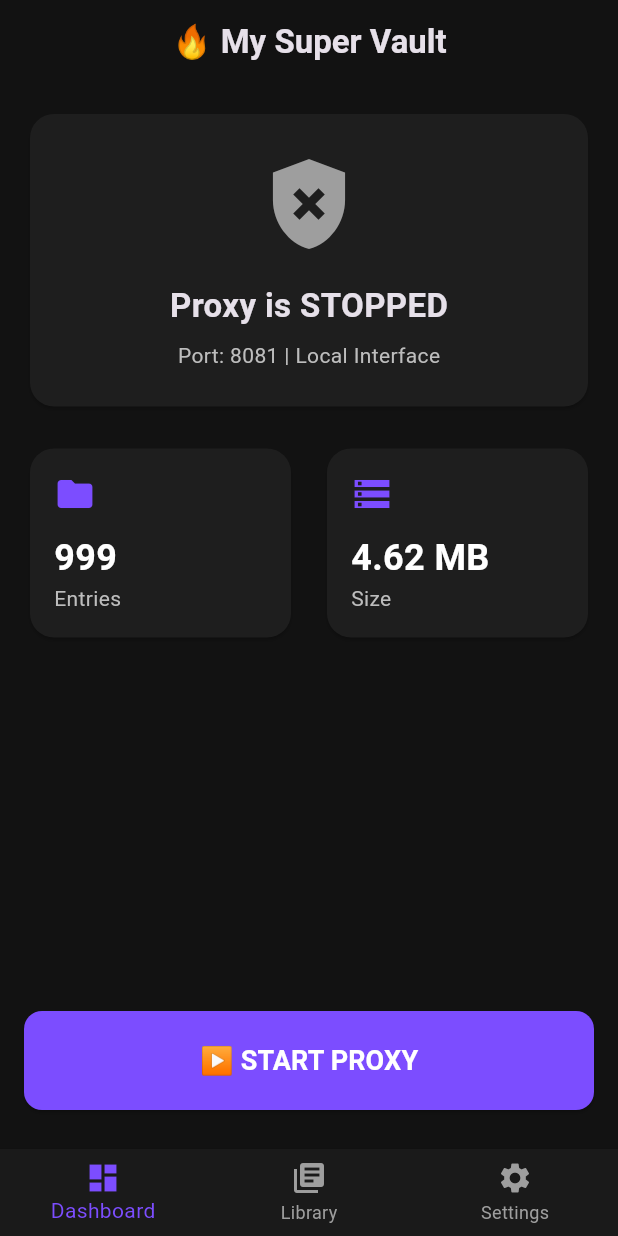
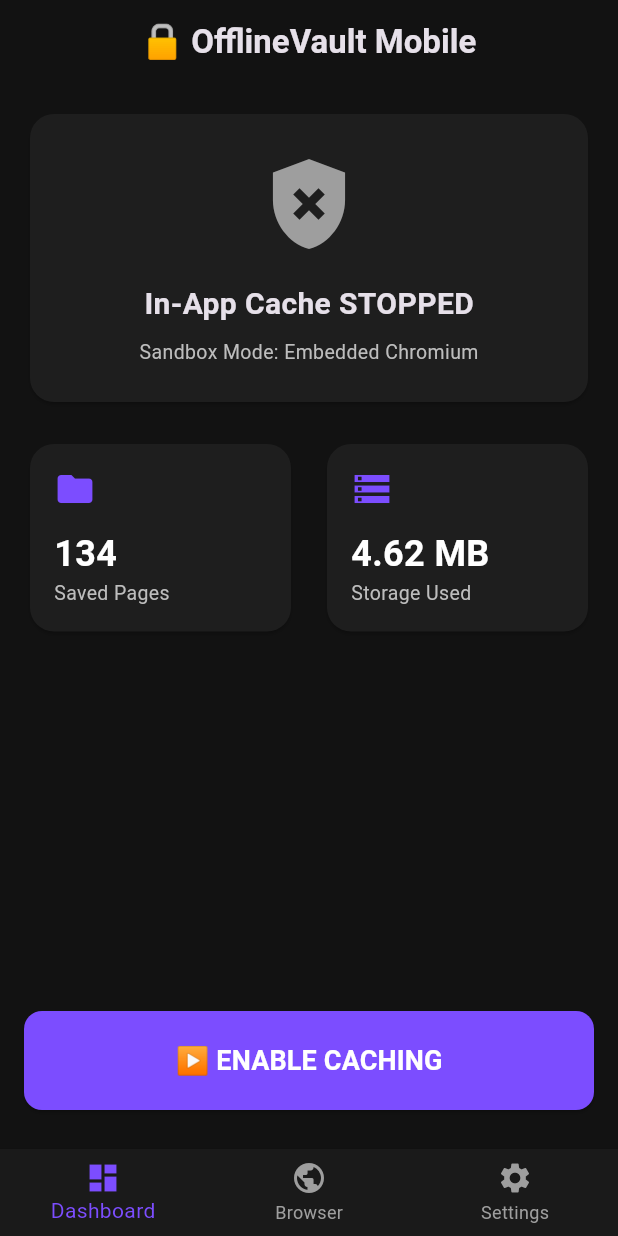
Before and after one commit to Rakshitha-Gouda/offlinevault-mobile, a Flutter app: the screen it shows after launch, on a phone screen of 412 x 824 dp. Run offline on Flutter 3.47's test engine with Material 3 defaults, Android fonts, the phone set to English and light mode, and no system bars; our stand-ins replace webview_flutter.

Commit message:
Day 38: Complete! Integrated webview_flutter and resolved cross-drive Kotlin build errors

```diff
--- a/lib/main.dart
+++ b/lib/main.dart
@@ -1,11 +1,12 @@
 import 'package:flutter/material.dart';
+import 'package:webview_flutter/webview_flutter.dart';
 
 void main() {
   runApp(const OfflineVaultApp());
 }
 
 // ============================================================================
-// THE ROOT APP (Theme Settings)
+// APP ENTRY POINT & THEME
 // ============================================================================
 class OfflineVaultApp extends StatelessWidget {
   const OfflineVaultApp({super.key});
@@ -14,35 +15,34 @@ class OfflineVaultApp extends StatelessWidget {
   Widget build(BuildContext context) {
     return MaterialApp(
       title: 'OfflineVault',
-      debugShowCheckedModeBanner: false, // Hides the red "DEBUG" banner
+      debugShowCheckedModeBanner: false,
       theme: ThemeData(
         brightness: Brightness.dark,
         primaryColor: Colors.deepPurpleAccent,
-        scaffoldBackgroundColor: const Color(0xFF121212), // Deep dark mode background
+        scaffoldBackgroundColor: const Color(0xFF121212),
         useMaterial3: true,
       ),
-      home: const DashboardScreen(),
+      home: const MainNavigationScreen(),
     );
   }
 }
 
 // ============================================================================
-// THE DASHBOARD SCREEN (Stateful = it can change and update!)
+// NAVIGATION SHELL (Tabs: Dashboard, Browser, Settings)
 // ============================================================================
-class DashboardScreen extends StatefulWidget {
-  const DashboardScreen({super.key});
+class MainNavigationScreen extends StatefulWidget {
+  const MainNavigationScreen({super.key});
 
   @override
-  State<DashboardScreen> createState() => _DashboardScreenState();
+  State<MainNavigationScreen> createState() => _MainNavigationScreenState();
 }
 
-class _DashboardScreenState extends State<DashboardScreen> {
-  // These are our variables holding the state of the app
+class _MainNavigationScreenState extends State<MainNavigationScreen> {
+  int _currentIndex = 0;
   bool isProxyRunning = false;
-  int cachedEntries = 999;
+  int cachedEntries = 134;
   String totalSize = "4.62 MB";
 
-  // This function runs when we tap the giant start button
   void toggleProxy() {
     setState(() {
       isProxyRunning = !isProxyRunning;
@@ -51,9 +51,51 @@ class _DashboardScreenState extends State<DashboardScreen> {
 
   @override
   Widget build(BuildContext context) {
+    // 3 Tab Screens
+    final List<Widget> screens = [
+      _buildDashboardTab(),
+      const OfflineBrowserScreen(),
+      _buildSettingsTab(),
+    ];
+
+    return Scaffold(
+      body: IndexedStack(
+        index: _currentIndex,
+        children: screens,
+      ),
+      bottomNavigationBar: BottomNavigationBar(
+        backgroundColor: const Color(0xFF1A1A1A),
+        selectedItemColor: Colors.deepPurpleAccent,
+        unselectedItemColor: Colors.grey,
+        currentIndex: _currentIndex,
+        onTap: (index) {
+          setState(() {
+            _currentIndex = index;
+          });
+        },
+        items: const [
+          BottomNavigationBarItem(
+            icon: Icon(Icons.dashboard),
+            label: "Dashboard",
+          ),
+          BottomNavigationBarItem(
+            icon: Icon(Icons.public),
+            label: "Browser",
+          ),
+          BottomNavigationBarItem(
+            icon: Icon(Icons.settings),
+            label: "Settings",
+          ),
+        ],
+      ),
+    );
+  }
+
+  // --- TAB 1: DASHBOARD ---
+  Widget _buildDashboardTab() {
     return Scaffold(
       appBar: AppBar(
-        title: const Text('🔥 My Super Vault', style: TextStyle(fontWeight: FontWeight.bold)),
+        title: const Text('🔒 OfflineVault Mobile', style: TextStyle(fontWeight: FontWeight.bold)),
         backgroundColor: Colors.transparent,
         elevation: 0,
         centerTitle: true,
@@ -63,8 +105,6 @@ class _DashboardScreenState extends State<DashboardScreen> {
         child: Column(
           crossAxisAlignment: CrossAxisAlignment.stretch,
           children: [
-
-            // --- 1. THE STATUS CARD ---
             Card(
               color: const Color(0xFF1E1E1E),
               shape: RoundedRectangleBorder(borderRadius: BorderRadius.circular(16)),
@@ -79,32 +119,27 @@ class _DashboardScreenState extends State<DashboardScreen> {
                     ),
                     const SizedBox(height: 16),
                     Text(
-                      isProxyRunning ? "Proxy is ACTIVE" : "Proxy is STOPPED",
-                      style: const TextStyle(fontSize: 22, fontWeight: FontWeight.bold),
+                      isProxyRunning ? "In-App Cache ACTIVE" : "In-App Cache STOPPED",
+                      style: const TextStyle(fontSize: 20, fontWeight: FontWeight.bold),
                     ),
                     const SizedBox(height: 8),
                     Text(
-                      "Port: 8081 | Local Interface",
-                      style: TextStyle(color: Colors.grey.shade400, fontSize: 14),
+                      "Sandbox Mode: Embedded Chromium",
+                      style: TextStyle(color: Colors.grey.shade400, fontSize: 13),
                     ),
                   ],
                 ),
               ),
             ),
             const SizedBox(height: 20),
-
-            // --- 2. THE STATS ROW ---
             Row(
               children: [
-                Expanded(child: _buildStatCard("Entries", cachedEntries.toString(), Icons.folder)),
+                Expanded(child: _buildStatCard("Saved Pages", cachedEntries.toString(), Icons.folder)),
                 const SizedBox(width: 16),
-                Expanded(child: _buildStatCard("Size", totalSize, Icons.storage)),
+                Expanded(child: _buildStatCard("Storage Used", totalSize, Icons.storage)),
               ],
             ),
-
-            const Spacer(), // Pushes the button to the bottom of the screen
-
-            // --- 3. THE GIANT TOGGLE BUTTON ---
+            const Spacer(),
             ElevatedButton(
               onPressed: toggleProxy,
               style: ElevatedButton.styleFrom(
@@ -113,7 +148,7 @@ class _DashboardScreenState extends State<DashboardScreen> {
                 shape: RoundedRectangleBorder(borderRadius: BorderRadius.circular(12)),
               ),
               child: Text(
-                isProxyRunning ? "⏹️ STOP PROXY" : "▶️ START PROXY",
+                isProxyRunning ? "⏹️ PAUSE CACHING" : "▶️ ENABLE CACHING",
                 style: const TextStyle(fontSize: 18, fontWeight: FontWeight.bold, color: Colors.white),
               ),
             ),
@@ -121,22 +156,9 @@ class _DashboardScreenState extends State<DashboardScreen> {
           ],
         ),
       ),
-
-      // --- 4. THE BOTTOM NAVIGATION BAR ---
-      bottomNavigationBar: BottomNavigationBar(
-        backgroundColor: const Color(0xFF1A1A1A),
-        selectedItemColor: Colors.deepPurpleAccent,
-        unselectedItemColor: Colors.grey,
-        items: const [
-          BottomNavigationBarItem(icon: Icon(Icons.dashboard), label: "Dashboard"),
-          BottomNavigationBarItem(icon: Icon(Icons.library_books), label: "Library"),
-          BottomNavigationBarItem(icon: Icon(Icons.settings), label: "Settings"),
-        ],
-      ),
     );
   }
 
-  // A helper function to draw the little statistics boxes
   Widget _buildStatCard(String title, String value, IconData icon) {
     return Card(
       color: const Color(0xFF1E1E1E),
@@ -149,10 +171,78 @@ class _DashboardScreenState extends State<DashboardScreen> {
             Icon(icon, color: Colors.deepPurpleAccent, size: 28),
             const SizedBox(height: 12),
             Text(value, style: const TextStyle(fontSize: 24, fontWeight: FontWeight.bold, color: Colors.white)),
-            Text(title, style: TextStyle(color: Colors.grey.shade400, fontSize: 14)),
+            Text(title, style: TextStyle(color: Colors.grey.shade400, fontSize: 13)),
           ],
         ),
       ),
     );
   }
+
+  // --- TAB 3: SETTINGS PLACEHOLDER ---
+  Widget _buildSettingsTab() {
+    return Scaffold(
+      appBar: AppBar(title: const Text("⚙️ Settings"), backgroundColor: Colors.transparent),
+      body: const Center(
+        child: Text("Cache Limits & Blacklist configuration coming soon!"),
+      ),
+    );
+  }
 }
+
+// ============================================================================
+// TAB 2: THE EMBEDDED CHROMIUM BROWSER
+// ============================================================================
+class OfflineBrowserScreen extends StatefulWidget {
+  const OfflineBrowserScreen({super.key});
+
+  @override
+  State<OfflineBrowserScreen> createState() => _OfflineBrowserScreenState();
+}
+
+class _OfflineBrowserScreenState extends State<OfflineBrowserScreen> {
+  late final WebViewController _controller;
+  bool _isLoading = true;
+
+  @override
+  void initState() {
+    super.initState();
+    _controller = WebViewController()
+      ..setJavaScriptMode(JavaScriptMode.unrestricted)
+      ..setNavigationDelegate(
+        NavigationDelegate(
+          onPageStarted: (url) {
+            setState(() { _isLoading = true; });
+          },
+          onPageFinished: (url) {
+            setState(() { _isLoading = false; });
+          },
+        ),
+      )
+      ..loadRequest(Uri.parse('https://en.wikipedia.org/wiki/Special:Random'));
+  }
+
+  @override
+  Widget build(BuildContext context) {
+    return Scaffold(
+      appBar: AppBar(
+        title: const Text("🔍 OfflineVault Browser", style: TextStyle(fontSize: 16)),
+        backgroundColor: const Color(0xFF1A1A1A),
+        actions: [
+          IconButton(
+            icon: const Icon(Icons.refresh),
+            onPressed: () => _controller.reload(),
+          ),
+        ],
+      ),
+      body: Stack(
+        children: [
+          WebViewWidget(controller: _controller),
+          if (_isLoading)
+            const Center(
+              child: CircularProgressIndicator(color: Colors.deepPurpleAccent),
+            ),
+        ],
+      ),
+    );
+  }
+}
--- a/pubspec.yaml
+++ b/pubspec.yaml
@@ -34,6 +34,7 @@ dependencies:
   # The following adds the Cupertino Icons font to your application.
   # Use with the CupertinoIcons class for iOS style icons.
   cupertino_icons: ^1.0.8
+  webview_flutter: ^4.14.1
 
 dev_dependencies:
   flutter_test:
```
Also changed, not shown: pubspec.lock, 2 other files.
